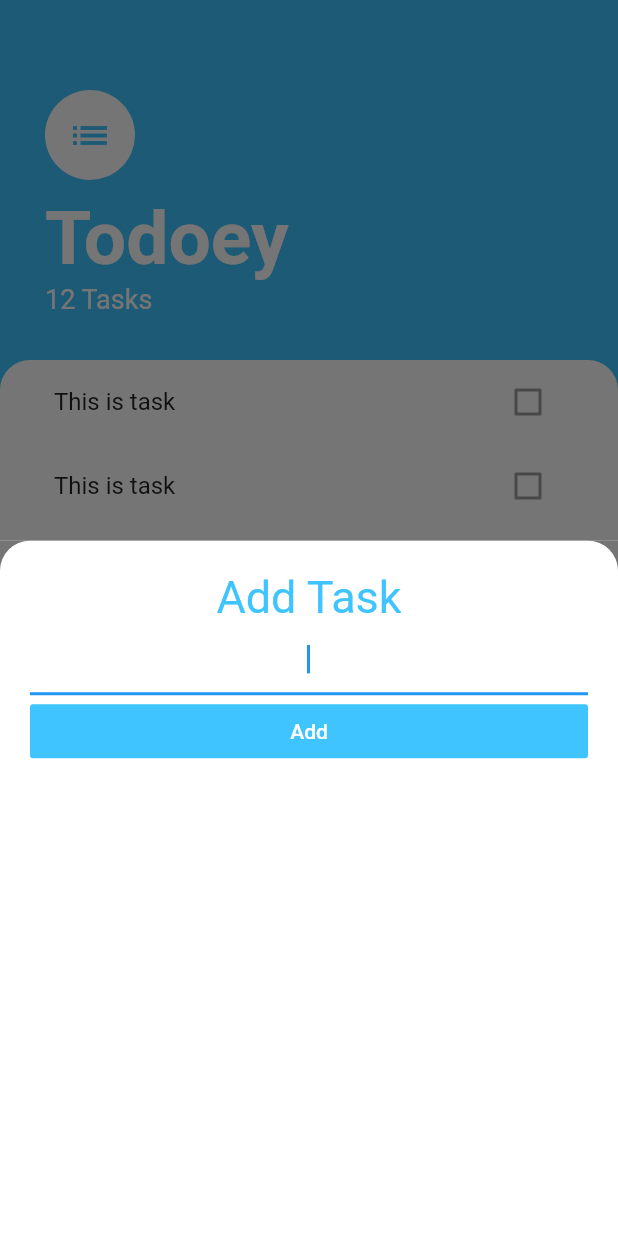
After one commit to Nikkitik/todoey_flutter, a Flutter app: the screen it shows after launch, after a tap on the "add" icon, on a phone screen of 412 x 824 dp. The commit adds this screen. Run offline on Flutter 3.47's test engine with Material 2 defaults, Android fonts, the phone set to English and light mode, and no system bars.

Commit message:
Реализовал нижний экран для добавления задачи

```diff
--- /dev/null
+++ b/lib/screens/add_task_screen.dart
@@ -0,0 +1,45 @@
+import 'package:flutter/material.dart';
+
+class AddTaskScreen extends StatelessWidget {
+  @override
+  Widget build(BuildContext context) {
+    return Container(
+      color: Color(0xff757575),
+      child: Container(
+        padding: EdgeInsets.all(20.0),
+        decoration: BoxDecoration(
+          color: Colors.white,
+          borderRadius: BorderRadius.only(
+            topLeft: Radius.circular(20.0),
+            topRight: Radius.circular(20.0),
+          ),
+        ),
+        child: Column(
+          crossAxisAlignment: CrossAxisAlignment.stretch,
+          children: <Widget>[
+            Text(
+              'Add Task',
+              textAlign: TextAlign.center,
+              style: TextStyle(
+                color: Colors.lightBlueAccent,
+                fontSize: 30.0,
+              ),
+            ),
+            TextField(
+              autofocus: true,
+              textAlign: TextAlign.center,
+            ),
+            FlatButton(
+              onPressed: () {},
+              color: Colors.lightBlueAccent,
+              child: Text(
+                'Add',
+                style: TextStyle(color: Colors.white),
+              ),
+            ),
+          ],
+        ),
+      ),
+    );
+  }
+}
--- a/lib/screens/tasks_screen.dart
+++ b/lib/screens/tasks_screen.dart
@@ -1,5 +1,6 @@
 import 'package:flutter/material.dart';
 import 'package:todoey_flutter/widgets/tasks_list.dart';
+import 'package:todoey_flutter/screens/add_task_screen.dart';
 
 class TasksScreen extends StatelessWidget {
   @override
@@ -7,9 +8,15 @@ class TasksScreen extends StatelessWidget {
     return Scaffold(
       backgroundColor: Colors.lightBlueAccent,
       floatingActionButton: FloatingActionButton(
-          backgroundColor: Colors.lightBlueAccent,
-          child: Icon(Icons.add),
-          onPressed: null),
+        backgroundColor: Colors.lightBlueAccent,
+        child: Icon(Icons.add),
+        onPressed: () {
+          showModalBottomSheet(
+            context: context,
+            builder: (context) => AddTaskScreen(),
+          );
+        },
+      ),
       body: Column(
         crossAxisAlignment: CrossAxisAlignment.start,
         children: <Widget>[
```
